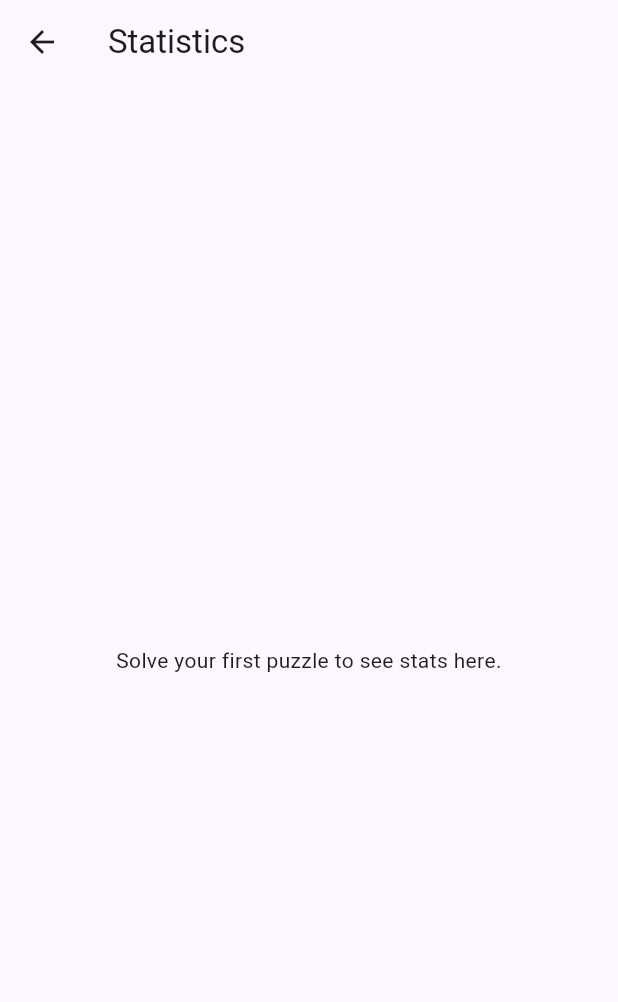
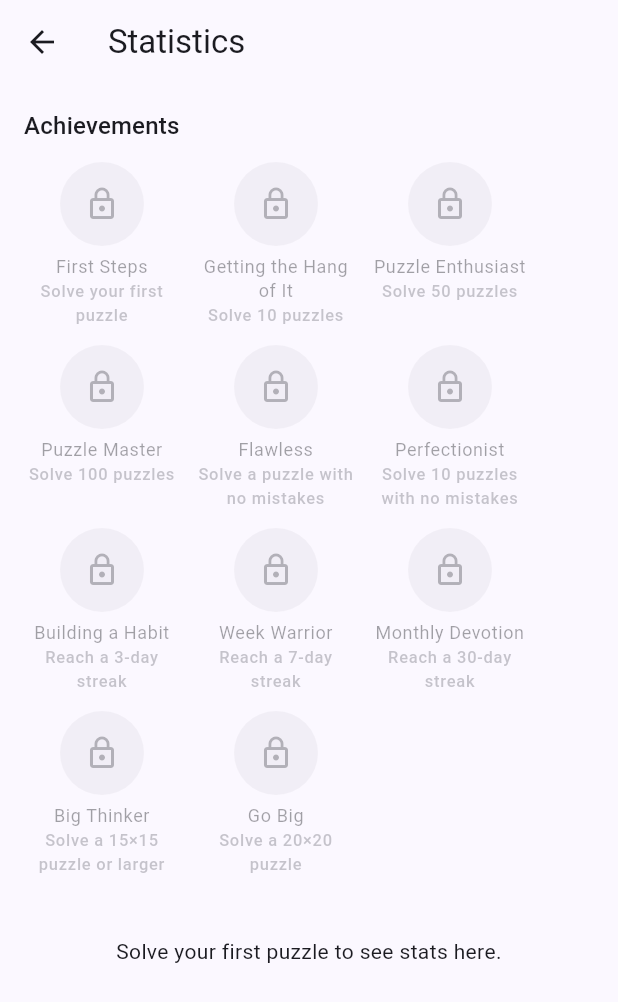
Before and after one commit to sogragli4/Numagram, a Flutter app: the StatisticsScreen screen opened directly, on a phone screen of 412 x 824 dp. Shown: the top 1002 px of the screen. Run offline on Flutter 3.47's test engine with Material 3 defaults, Android fonts, the phone set to English and light mode, and no system bars; our stand-ins replace audioplayers, firebase_analytics, firebase_core, flutter_local_notifications, flutter_riverpod, google_mobile_ads and 4 more; missing offline and left inert: app_tracking_transparency, applovin_max; accounts and stored records are empty; generated files the repository leaves out were written again.

Commit message:
Add achievement badges
Eleven collectible badges on the statistics screen (solved-count,
perfect-count, streak, and size milestones), derived on the fly from
already-persisted stats/streak data rather than tracked separately -
same "one source of truth" reasoning StreakRecord already uses.

Co-Authored-By: Claude Sonnet 5 <noreply@anthropic.com>

```diff
--- /dev/null
+++ b/lib/domain/entities/achievement.dart
@@ -0,0 +1,26 @@
+import 'package:meta/meta.dart';
+
+/// One collectible achievement badge. Resolved to localized title/
+/// description text (and an icon) in the presentation layer — domain
+/// entities don't hold localized strings or Flutter types.
+enum AchievementId {
+  firstPuzzle,
+  tenPuzzles,
+  fiftyPuzzles,
+  hundredPuzzles,
+  firstPerfect,
+  tenPerfect,
+  threeDayStreak,
+  sevenDayStreak,
+  thirtyDayStreak,
+  bigThinker,
+  goBig,
+}
+
+@immutable
+class Achievement {
+  const Achievement({required this.id, required this.isUnlocked});
+
+  final AchievementId id;
+  final bool isUnlocked;
+}
--- /dev/null
+++ b/lib/domain/usecases/evaluate_achievements.dart
@@ -0,0 +1,71 @@
+import 'package:nonogram_daily/core/constants.dart';
+import 'package:nonogram_daily/domain/entities/achievement.dart';
+import 'package:nonogram_daily/domain/entities/grid_size.dart';
+import 'package:nonogram_daily/domain/entities/statistics.dart';
+
+/// The size Free Play's streak-unlocked "Extra Large" preset plays at
+/// (see `free_play_screen.dart`) — the "Go Big" badge tracks having
+/// actually solved one, not just unlocked the option.
+const _extraLargeSize = GridSize(20, 20);
+
+/// Derives every [Achievement]'s unlock state from already-persisted
+/// data — [statistics] and [longestStreak] — rather than tracking
+/// unlocked/not separately. Same reasoning as `StreakRecord.compute`:
+/// one source of truth, nothing to desync. Pure and order-stable, so the
+/// presentation layer can render the result directly as a fixed grid.
+List<Achievement> evaluateAchievements({
+  required Statistics statistics,
+  required int longestStreak,
+}) {
+  final solvedSizes = statistics.averageSecondsBySize.keys;
+  final solvedABigPuzzle = solvedSizes.any(
+    (size) =>
+        size.width >= AchievementThresholds.bigPuzzleMinSide ||
+        size.height >= AchievementThresholds.bigPuzzleMinSide,
+  );
+
+  return [
+    Achievement(
+      id: AchievementId.firstPuzzle,
+      isUnlocked: statistics.totalSolved >= 1,
+    ),
+    Achievement(
+      id: AchievementId.tenPuzzles,
+      isUnlocked: statistics.totalSolved >= AchievementThresholds.tenPuzzles,
+    ),
+    Achievement(
+      id: AchievementId.fiftyPuzzles,
+      isUnlocked: statistics.totalSolved >= AchievementThresholds.fiftyPuzzles,
+    ),
+    Achievement(
+      id: AchievementId.hundredPuzzles,
+      isUnlocked:
+          statistics.totalSolved >= AchievementThresholds.hundredPuzzles,
+    ),
+    Achievement(
+      id: AchievementId.firstPerfect,
+      isUnlocked: statistics.perfectCount >= 1,
+    ),
+    Achievement(
+      id: AchievementId.tenPerfect,
+      isUnlocked: statistics.perfectCount >= AchievementThresholds.tenPerfect,
+    ),
+    Achievement(
+      id: AchievementId.threeDayStreak,
+      isUnlocked: longestStreak >= AchievementThresholds.earlyStreakDays,
+    ),
+    Achievement(
+      id: AchievementId.sevenDayStreak,
+      isUnlocked: longestStreak >= ThemeUnlocks.sunsetStreakDays,
+    ),
+    Achievement(
+      id: AchievementId.thirtyDayStreak,
+      isUnlocked: longestStreak >= ThemeUnlocks.forestStreakDays,
+    ),
+    Achievement(id: AchievementId.bigThinker, isUnlocked: solvedABigPuzzle),
+    Achievement(
+      id: AchievementId.goBig,
+      isUnlocked: solvedSizes.contains(_extraLargeSize),
+    ),
+  ];
+}
--- a/lib/l10n/app_en.arb
+++ b/lib/l10n/app_en.arb
@@ -325,5 +325,97 @@
   "settingsHowToPlayLabel": "How to Play",
   "@settingsHowToPlayLabel": {
     "description": "Settings entry that replays the tutorial."
+  },
+  "achievementsSectionTitle": "Achievements",
+  "@achievementsSectionTitle": {
+    "description": "Section title on the statistics screen for the collectible achievement badges."
+  },
+  "achievementFirstPuzzleTitle": "First Steps",
+  "@achievementFirstPuzzleTitle": {
+    "description": "Title of the achievement for solving the first puzzle ever."
+  },
+  "achievementFirstPuzzleDescription": "Solve your first puzzle",
+  "@achievementFirstPuzzleDescription": {
+    "description": "Description of the first-puzzle achievement."
+  },
+  "achievementTenPuzzlesTitle": "Getting the Hang of It",
+  "@achievementTenPuzzlesTitle": {
+    "description": "Title of the achievement for solving 10 puzzles."
+  },
+  "achievementTenPuzzlesDescription": "Solve 10 puzzles",
+  "@achievementTenPuzzlesDescription": {
+    "description": "Description of the 10-puzzles achievement."
+  },
+  "achievementFiftyPuzzlesTitle": "Puzzle Enthusiast",
+  "@achievementFiftyPuzzlesTitle": {
+    "description": "Title of the achievement for solving 50 puzzles."
+  },
+  "achievementFiftyPuzzlesDescription": "Solve 50 puzzles",
+  "@achievementFiftyPuzzlesDescription": {
+    "description": "Description of the 50-puzzles achievement."
+  },
+  "achievementHundredPuzzlesTitle": "Puzzle Master",
+  "@achievementHundredPuzzlesTitle": {
+    "description": "Title of the achievement for solving 100 puzzles."
+  },
+  "achievementHundredPuzzlesDescription": "Solve 100 puzzles",
+  "@achievementHundredPuzzlesDescription": {
+    "description": "Description of the 100-puzzles achievement."
+  },
+  "achievementFirstPerfectTitle": "Flawless",
+  "@achievementFirstPerfectTitle": {
+    "description": "Title of the achievement for the first no-mistake solve."
+  },
+  "achievementFirstPerfectDescription": "Solve a puzzle with no mistakes",
+  "@achievementFirstPerfectDescription": {
+    "description": "Description of the first-perfect achievement."
+  },
+  "achievementTenPerfectTitle": "Perfectionist",
+  "@achievementTenPerfectTitle": {
+    "description": "Title of the achievement for 10 no-mistake solves."
+  },
+  "achievementTenPerfectDescription": "Solve 10 puzzles with no mistakes",
+  "@achievementTenPerfectDescription": {
+    "description": "Description of the 10-perfect achievement."
+  },
+  "achievementThreeDayStreakTitle": "Building a Habit",
+  "@achievementThreeDayStreakTitle": {
+    "description": "Title of the achievement for a 3-day streak."
+  },
+  "achievementThreeDayStreakDescription": "Reach a 3-day streak",
+  "@achievementThreeDayStreakDescription": {
+    "description": "Description of the 3-day-streak achievement."
+  },
+  "achievementSevenDayStreakTitle": "Week Warrior",
+  "@achievementSevenDayStreakTitle": {
+    "description": "Title of the achievement for a 7-day streak."
+  },
+  "achievementSevenDayStreakDescription": "Reach a 7-day streak",
+  "@achievementSevenDayStreakDescription": {
+    "description": "Description of the 7-day-streak achievement."
+  },
+  "achievementThirtyDayStreakTitle": "Monthly Devotion",
+  "@achievementThirtyDayStreakTitle": {
+    "description": "Title of the achievement for a 30-day streak."
+  },
+  "achievementThirtyDayStreakDescription": "Reach a 30-day streak",
+  "@achievementThirtyDayStreakDescription": {
+    "description": "Description of the 30-day-streak achievement."
+  },
+  "achievementBigThinkerTitle": "Big Thinker",
+  "@achievementBigThinkerTitle": {
+    "description": "Title of the achievement for solving a 15x15-or-larger puzzle."
+  },
+  "achievementBigThinkerDescription": "Solve a 15×15 puzzle or larger",
+  "@achievementBigThinkerDescription": {
+    "description": "Description of the big-thinker achievement."
+  },
+  "achievementGoBigTitle": "Go Big",
+  "@achievementGoBigTitle": {
+    "description": "Title of the achievement for solving a 20x20 puzzle."
+  },
+  "achievementGoBigDescription": "Solve a 20×20 puzzle",
+  "@achievementGoBigDescription": {
+    "description": "Description of the go-big achievement."
   }
 }
--- a/lib/presentation/statistics/statistics_screen.dart
+++ b/lib/presentation/statistics/statistics_screen.dart
@@ -3,6 +3,10 @@ import 'package:flutter_riverpod/flutter_riverpod.dart';
 import 'package:nonogram_daily/core/constants.dart';
 import 'package:nonogram_daily/core/injection.dart';
 import 'package:nonogram_daily/core/l10n_gen/app_localizations.dart';
+import 'package:nonogram_daily/domain/entities/achievement.dart';
+import 'package:nonogram_daily/domain/entities/statistics.dart';
+import 'package:nonogram_daily/domain/usecases/evaluate_achievements.dart';
+import 'package:nonogram_daily/presentation/daily/daily_controller.dart';
 import 'package:nonogram_daily/presentation/statistics/statistics_controller.dart';
 
 class StatisticsScreen extends ConsumerWidget {
@@ -12,6 +16,8 @@ class StatisticsScreen extends ConsumerWidget {
   Widget build(BuildContext context, WidgetRef ref) {
     final l10n = AppLocalizations.of(context);
     final statsAsync = ref.watch(statisticsProvider);
+    final longestStreak =
+        ref.watch(streakForTodayProvider).value?.longestStreak ?? 0;
 
     return Scaffold(
       appBar: AppBar(title: Text(l10n.statisticsTitle)),
@@ -19,24 +25,55 @@ class StatisticsScreen extends ConsumerWidget {
           ? ref.watch(adServiceProvider).buildBanner()
           : null,
       body: statsAsync.when(
-        data: (stats) {
-          if (stats.totalSolved == 0) {
-            return Center(
-              child: Padding(
-                padding: const EdgeInsets.all(24),
-                child: Text(
-                  l10n.statsEmptyMessage,
-                  textAlign: TextAlign.center,
-                ),
+        data: (stats) =>
+            _StatisticsBody(stats: stats, longestStreak: longestStreak),
+        loading: () => const Center(child: CircularProgressIndicator()),
+        error: (error, stack) => Center(child: Text('$error')),
       ),
     );
   }
+}
+
+class _StatisticsBody extends StatelessWidget {
+  const _StatisticsBody({required this.stats, required this.longestStreak});
+
+  final Statistics stats;
+  final int longestStreak;
+
+  @override
+  Widget build(BuildContext context) {
+    final l10n = AppLocalizations.of(context);
+    final achievements = evaluateAchievements(
+      statistics: stats,
+      longestStreak: longestStreak,
+    );
     final sizeEntries = stats.averageSecondsBySize.entries.toList()
       ..sort((a, b) => a.key.cellCount.compareTo(b.key.cellCount));
 
     return ListView(
       padding: const EdgeInsets.all(16),
       children: [
+        Text(
+          l10n.achievementsSectionTitle,
+          style: Theme.of(context).textTheme.titleMedium,
+        ),
+        const SizedBox(height: 12),
+        Wrap(
+          spacing: 12,
+          runSpacing: 12,
+          children: [
+            for (final achievement in achievements)
+              _AchievementBadge(achievement: achievement),
+          ],
+        ),
+        const SizedBox(height: 16),
+        if (stats.totalSolved == 0)
+          Padding(
+            padding: const EdgeInsets.symmetric(vertical: 24),
+            child: Text(l10n.statsEmptyMessage, textAlign: TextAlign.center),
+          )
+        else ...[
+          const Divider(),
           _StatTile(
             label: l10n.statsTotalSolvedLabel,
             value: '${stats.totalSolved}',
@@ -56,11 +93,7 @@ class StatisticsScreen extends ConsumerWidget {
               value: _formatSeconds(entry.value),
             ),
         ],
-          );
-        },
-        loading: () => const Center(child: CircularProgressIndicator()),
-        error: (error, stack) => Center(child: Text('$error')),
-      ),
+      ],
     );
   }
 
@@ -86,3 +119,117 @@ class _StatTile extends StatelessWidget {
     );
   }
 }
+
+(IconData, String, String) _presentationFor(
+  AppLocalizations l10n,
+  AchievementId id,
+) => switch (id) {
+  AchievementId.firstPuzzle => (
+    Icons.flag_outlined,
+    l10n.achievementFirstPuzzleTitle,
+    l10n.achievementFirstPuzzleDescription,
+  ),
+  AchievementId.tenPuzzles => (
+    Icons.trending_up,
+    l10n.achievementTenPuzzlesTitle,
+    l10n.achievementTenPuzzlesDescription,
+  ),
+  AchievementId.fiftyPuzzles => (
+    Icons.local_fire_department_outlined,
+    l10n.achievementFiftyPuzzlesTitle,
+    l10n.achievementFiftyPuzzlesDescription,
+  ),
+  AchievementId.hundredPuzzles => (
+    Icons.military_tech_outlined,
+    l10n.achievementHundredPuzzlesTitle,
+    l10n.achievementHundredPuzzlesDescription,
+  ),
+  AchievementId.firstPerfect => (
+    Icons.star_border,
+    l10n.achievementFirstPerfectTitle,
+    l10n.achievementFirstPerfectDescription,
+  ),
+  AchievementId.tenPerfect => (
+    Icons.star,
+    l10n.achievementTenPerfectTitle,
+    l10n.achievementTenPerfectDescription,
+  ),
+  AchievementId.threeDayStreak => (
+    Icons.bolt_outlined,
+    l10n.achievementThreeDayStreakTitle,
+    l10n.achievementThreeDayStreakDescription,
+  ),
+  AchievementId.sevenDayStreak => (
+    Icons.calendar_view_week_outlined,
+    l10n.achievementSevenDayStreakTitle,
+    l10n.achievementSevenDayStreakDescription,
+  ),
+  AchievementId.thirtyDayStreak => (
+    Icons.calendar_month_outlined,
+    l10n.achievementThirtyDayStreakTitle,
+    l10n.achievementThirtyDayStreakDescription,
+  ),
+  AchievementId.bigThinker => (
+    Icons.grid_view_outlined,
+    l10n.achievementBigThinkerTitle,
+    l10n.achievementBigThinkerDescription,
+  ),
+  AchievementId.goBig => (
+    Icons.crop_square_outlined,
+    l10n.achievementGoBigTitle,
+    l10n.achievementGoBigDescription,
+  ),
+};
+
+class _AchievementBadge extends StatelessWidget {
+  const _AchievementBadge({required this.achievement});
+
+  final Achievement achievement;
+
+  @override
+  Widget build(BuildContext context) {
+    final l10n = AppLocalizations.of(context);
+    final (icon, title, description) = _presentationFor(l10n, achievement.id);
+    final colorScheme = Theme.of(context).colorScheme;
+
+    return SizedBox(
+      width: 104,
+      child: Opacity(
+        opacity: achievement.isUnlocked ? 1 : 0.4,
+        child: Column(
+          children: [
+            Container(
+              width: 56,
+              height: 56,
+              decoration: BoxDecoration(
+                color: achievement.isUnlocked
+                    ? colorScheme.primaryContainer
+                    : colorScheme.surfaceContainerHighest,
+                shape: BoxShape.circle,
+              ),
+              child: Icon(
+                achievement.isUnlocked ? icon : Icons.lock_outline,
+                color: achievement.isUnlocked
+                    ? colorScheme.onPrimaryContainer
+                    : colorScheme.onSurfaceVariant,
+              ),
+            ),
+            const SizedBox(height: 6),
+            Text(
+              title,
+              textAlign: TextAlign.center,
+              style: Theme.of(context).textTheme.bodySmall,
+            ),
+            Text(
+              description,
+              textAlign: TextAlign.center,
+              style: Theme.of(
+                context,
+              ).textTheme.labelSmall?.copyWith(color: colorScheme.outline),
+            ),
+          ],
+        ),
+      ),
+    );
+  }
+}
```
Also changed, not shown: lib/core/constants.dart (+20 -0 lines), lib/l10n/app_tr.arb (+24 -1 lines), 2 other files. Lines whose indentation alone changed are shown as unchanged.
